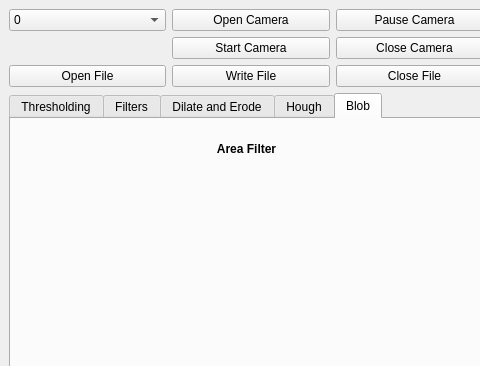
This is ui/mainwindow.ui in icyflame/vision-gui-final as Qt 5 draws it before an edit; both pictures show x 0 to 480 and y 0 to 366 of the 828 by 750 pixel window. The edited form follows.
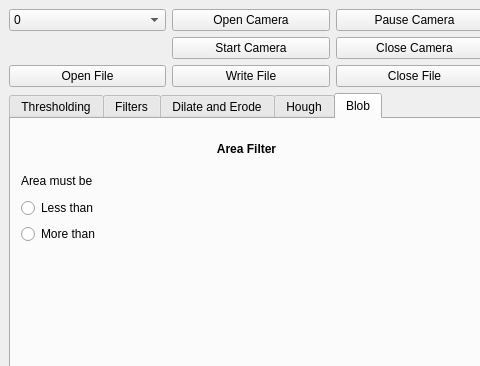
This is the edited form. The open tabs and pages were chosen to show the change.

Diff of the .ui file:
```diff
--- a/ui/mainwindow.ui
+++ b/ui/mainwindow.ui
@@ -1337,6 +1337,39 @@
              <string>&lt;html&gt;&lt;head/&gt;&lt;body&gt;&lt;p align=&quot;center&quot;&gt;&lt;span style=&quot; font-weight:600;&quot;&gt;Area Filter&lt;/span&gt;&lt;/p&gt;&lt;/body&gt;&lt;/html&gt;</string>
             </property>
            </widget>
+           <widget class="QWidget" name="gridLayoutWidget_29">
+            <property name="geometry">
+             <rect>
+              <x>10</x>
+              <y>50</y>
+              <width>160</width>
+              <height>75</height>
+             </rect>
+            </property>
+            <layout class="QGridLayout" name="gridLayout_31">
+             <item row="0" column="0">
+              <widget class="QLabel" name="label_57">
+               <property name="text">
+                <string>Area must be</string>
+               </property>
+              </widget>
+             </item>
+             <item row="1" column="0">
+              <widget class="QRadioButton" name="radioButton">
+               <property name="text">
+                <string>Less than</string>
+               </property>
+              </widget>
+             </item>
+             <item row="2" column="0">
+              <widget class="QRadioButton" name="radioButton_2">
+               <property name="text">
+                <string>More than</string>
+               </property>
+              </widget>
+             </item>
+            </layout>
+           </widget>
           </widget>
          </widget>
         </item>
```
Left out of the diff: 2 changed lines with no effect on the pictures.
